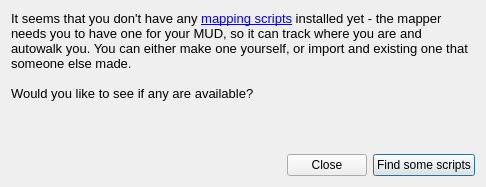
The window that src/ui/lacking_mapper_script.ui (Mudlet/Mudlet) describes before a commit, drawn with Qt 5.
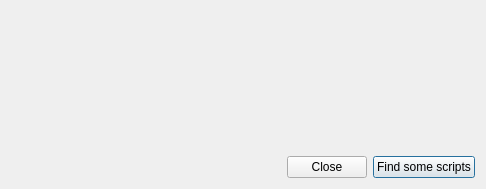
The same window after the commit.

What changed in the file:
```diff
--- a/src/ui/lacking_mapper_script.ui
+++ b/src/ui/lacking_mapper_script.ui
@@ -10,7 +10,7 @@
     <x>0</x>
     <y>0</y>
     <width>486</width>
-    <height>187</height>
+    <height>189</height>
    </rect>
   </property>
   <property name="sizePolicy">
@@ -34,15 +34,6 @@
        <verstretch>0</verstretch>
       </sizepolicy>
      </property>
-     <property name="text">
-      <string>&lt;!DOCTYPE HTML PUBLIC &quot;-//W3C//DTD HTML 4.0//EN&quot; &quot;http://www.w3.org/TR/REC-html40/strict.dtd&quot;&gt;
-&lt;html&gt;&lt;head&gt;&lt;meta name=&quot;qrichtext&quot; content=&quot;1&quot; /&gt;&lt;style type=&quot;text/css&quot;&gt;
-p, li { white-space: pre-wrap; }
-&lt;/style&gt;&lt;/head&gt;&lt;body style=&quot; font-family:'Ubuntu'; font-size:10pt; font-weight:400; font-style:normal;&quot;&gt;
-&lt;p style=&quot; margin-top:0px; margin-bottom:0px; margin-left:0px; margin-right:0px; -qt-block-indent:0; text-indent:0px;&quot;&gt;It seems that you don't have any &lt;a href=&quot;http://wiki.mudlet.org/w/Mapping_script&quot;&gt;&lt;span style=&quot; text-decoration: underline; color:#0000ff;&quot;&gt;mapping scripts&lt;/span&gt;&lt;/a&gt; installed yet - the mapper needs you to have one for your MUD, so it can track where you are and autowalk you. You can either make one yourself, or import and existing one that someone else made.&lt;/p&gt;
-&lt;p style=&quot;-qt-paragraph-type:empty; margin-top:0px; margin-bottom:0px; margin-left:0px; margin-right:0px; -qt-block-indent:0; text-indent:0px;&quot;&gt;&lt;/p&gt;
-&lt;p style=&quot; margin-top:0px; margin-bottom:0px; margin-left:0px; margin-right:0px; -qt-block-indent:0; text-indent:0px;&quot;&gt;Would you like to see if any are available?&lt;/p&gt;&lt;/body&gt;&lt;/html&gt;</string>
-     </property>
      <property name="scaledContents">
       <bool>false</bool>
      </property>
```
Left out of the diff: 2 changed lines with no effect on the pictures.
